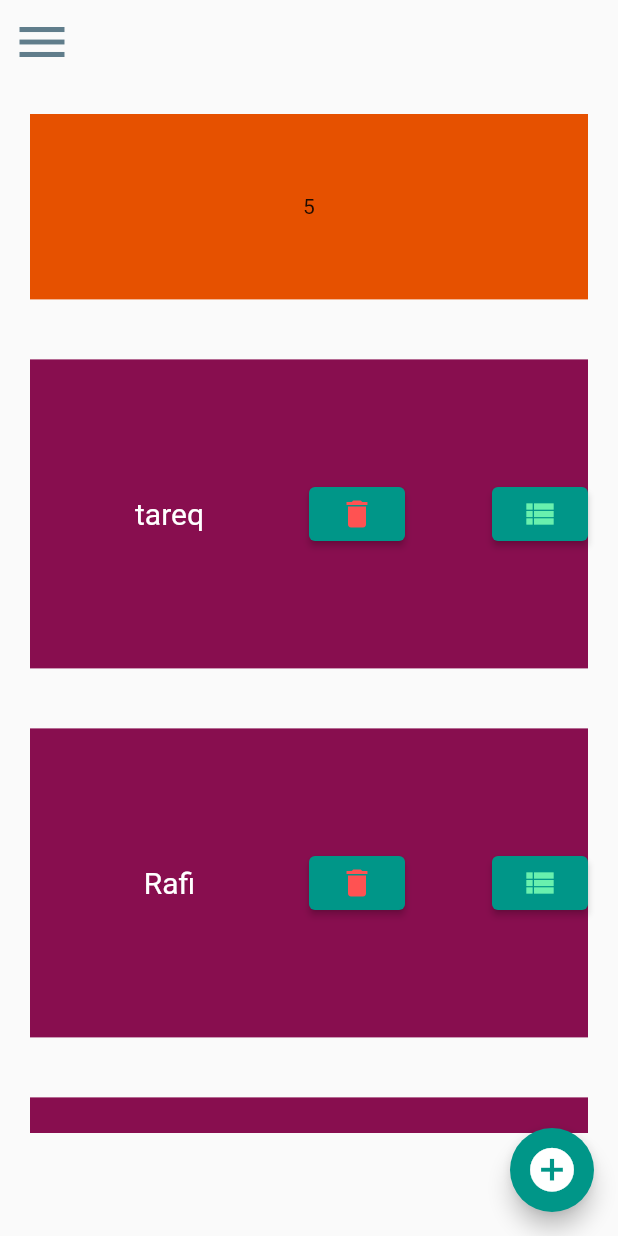
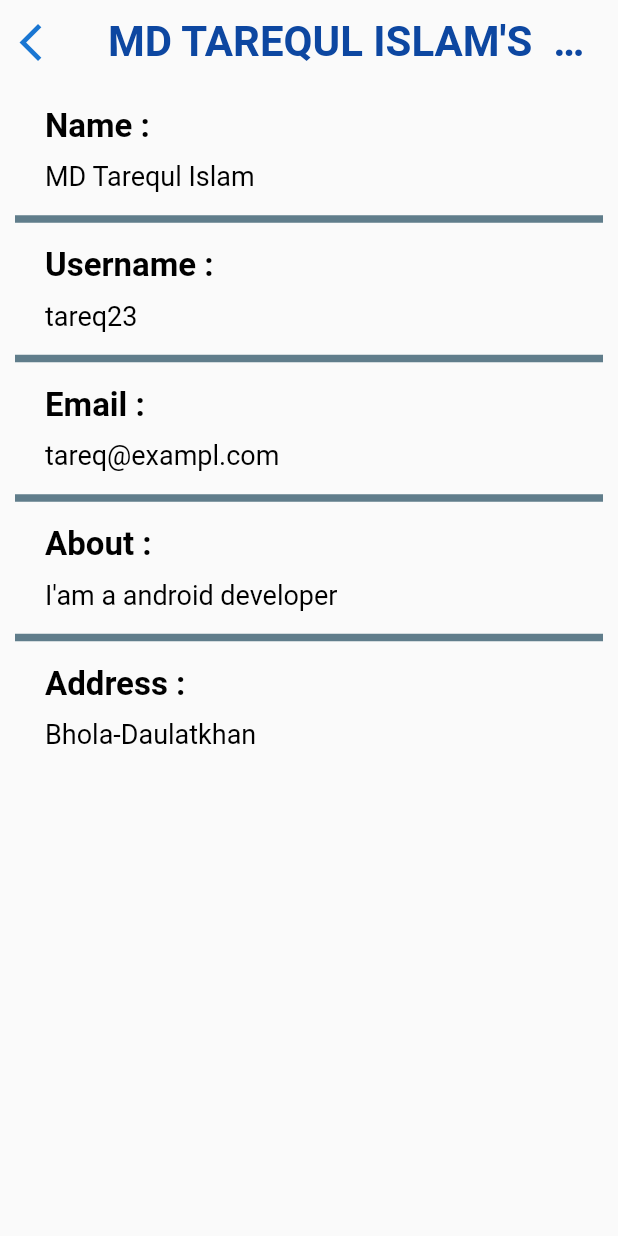
Before and after one commit to Tareq23/Flutter-TO-DO-App, a Flutter app: the screen it shows after launch, after a tap on the "view list" icon, on a phone screen of 412 x 824 dp. Run offline on Flutter 3.47's test engine with Material 2 defaults, Android fonts, the phone set to English and light mode, and no system bars.

Commit message:
add user-details page

```diff
--- a/lib/controller/user_controller.dart
+++ b/lib/controller/user_controller.dart
@@ -6,34 +6,20 @@ class UserController extends ChangeNotifier
 {
   List<UserModel> userList = [];
 
+  int? actionIndex;
 
   UserController(){
     userList.addAll([
-      UserModel("tareq", "tareq23", "tareq@exampl.com",
+      UserModel("MD Tarequl Islam", "tareq23", "tareq@exampl.com",
           "I'am a android developer", "Bhola-Daulatkhan"),
-      UserModel("Rafi", "tareq23", "tareq@exampl.com",
+      UserModel("Rafi", "Rafi233", "Rafi@exampl.com",
           "I'am a android developer", "Bhola-Daulatkhan"),
-      UserModel("Rohan", "tareq23", "tareq@exampl.com",
+      UserModel("Rohan", "Rohan3", "Rohan@exampl.com",
           "I'am a android developer", "Bhola-Daulatkhan"),
-      UserModel("sumon", "tareq23", "tareq@exampl.com",
+      UserModel("riya", "riya565", "riya@exampl.com",
           "I'am a android developer", "Bhola-Daulatkhan"),
-      UserModel("jolil", "tareq23", "tareq@exampl.com",
+      UserModel("jolil", "jolil23", "tareq@exampl.com",
           "I'am a android developer", "Bhola-Daulatkhan"),
-    ]);
-  }
-
-  void initialUser() {
-    userList.addAll([
-      // UserModel("tareq", "tareq23", "tareq@exampl.com",
-      //     "I'am a android developer", "Bhola-Daulatkhan"),
-      // UserModel("tareq", "tareq23", "tareq@exampl.com",
-      //     "I'am a android developer", "Bhola-Daulatkhan"),
-      // UserModel("tareq", "tareq23", "tareq@exampl.com",
-      //     "I'am a android developer", "Bhola-Daulatkhan"),
-      // UserModel("tareq", "tareq23", "tareq@exampl.com",
-      //     "I'am a android developer", "Bhola-Daulatkhan"),
-      // UserModel("tareq", "tareq23", "tareq@exampl.com",
-      //     "I'am a android developer", "Bhola-Daulatkhan"),
     ]);
   }
 
@@ -42,4 +28,14 @@ class UserController extends ChangeNotifier
     userList.add(userModel);
     notifyListeners();
   }
+
+  UserModel showDetails()
+  {
+    return userList[actionIndex!];
+  }
+
+  void actionIndexSet(int index) {
+    actionIndex = index;
+  }
+
 }
--- a/lib/pages/home.dart
+++ b/lib/pages/home.dart
@@ -3,6 +3,7 @@ import 'package:flutter/material.dart';
 import 'package:provider/provider.dart';
 import 'package:to_do/controller/user_controller.dart';
 import 'package:to_do/pages/form.dart';
+import 'package:to_do/pages/user_details.dart';
 
 class HomePage extends StatelessWidget {
   const HomePage({Key? key}) : super(key: key);
@@ -32,16 +33,18 @@ class _HomeAppState extends State<HomeApp> {
   @override
   Widget build(BuildContext context) {
     final providerUserList = Provider.of<UserController>(context);
-    providerUserList.initialUser();
     var size = MediaQuery.of(context).size;
     return Scaffold(
       appBar: AppBar(
         elevation: 0,
         backgroundColor: Colors.transparent,
-        leading: IconButton(
-          icon: const Icon(Icons.menu,color: Colors.blueGrey,size: 40,),
-          onPressed: (){
-          },
+        leading: Container(
+          padding: const EdgeInsets.only(left: 10),
+          child: IconButton(
+            icon: const Icon(Icons.menu,color: Colors.blueGrey,size: 40,),
+            onPressed: (){
+            },
+          ),
         ),
       ),
       floatingActionButton: FloatingActionButton(
@@ -61,9 +64,9 @@ class _HomeAppState extends State<HomeApp> {
             height: MediaQuery.of(context).size.height * 0.15,
             alignment: Alignment.center,
             // child: const Text('Current Time',style: TextStyle(color: Colors.white,fontSize: 28),),
-            child: Text(providerUserList.userList.length.toString()),
+            child: Text("Total User's   :   "+providerUserList.userList.length.toString(),style: const TextStyle(fontWeight: FontWeight.w700,fontSize: 22,color: Colors.white),),
           ),
-          Container(
+          SizedBox(
             height: size.height * 0.65,
             child: ListView.builder(
               itemCount: providerUserList.userList.length,
@@ -73,16 +76,20 @@ class _HomeAppState extends State<HomeApp> {
               itemBuilder: (context,index){
                 return Container(
                   margin: const EdgeInsets.all(20),
+                  padding: const EdgeInsets.symmetric(horizontal: 20),
+                  decoration: BoxDecoration(
+                    borderRadius: BorderRadius.circular(10),
+                    color: Colors.pink.shade900,
+                  ),
                   width: size.width * 0.6,
-                  height: size.height * 0.25,
-                  color: Colors.pink.shade900,
+                  height: size.height * 0.15,
                   child: Row(
                     mainAxisAlignment: MainAxisAlignment.spaceBetween,
                     children: [
                       Expanded(
                         child: Container(
-                            alignment: Alignment.center,
-                            child: Text(providerUserList.userList[index].name.toString(),style: const TextStyle(color: Colors.white,fontSize: 20),)
+                            alignment: Alignment.centerLeft,
+                            child: Text("${providerUserList.userList[index].name}",style: const TextStyle(color: Colors.white,fontSize: 20),)
                         ),
                       ),
                       Expanded(
@@ -91,7 +98,10 @@ class _HomeAppState extends State<HomeApp> {
                           children: [
                             ElevatedButton(onPressed: (){}, child: const Icon(Icons.delete,color: Colors.redAccent,)),
                             const SizedBox(width: 30,),
-                            ElevatedButton(onPressed: (){}, child: const Icon(Icons.view_list,color: Colors.greenAccent,)),
+                            ElevatedButton(onPressed: (){
+                              providerUserList.actionIndexSet(index);
+                              Navigator.push(context, MaterialPageRoute(builder: (context) => UserDetailsPage()));
+                            }, child: const Icon(Icons.view_list,color: Colors.greenAccent,)),
                           ],
                         )
                       ),
--- /dev/null
+++ b/lib/pages/user_details.dart
@@ -0,0 +1,115 @@
+
+import 'package:flutter/material.dart';
+import 'package:provider/provider.dart';
+import 'package:to_do/controller/user_controller.dart';
+import 'package:to_do/model/user_model.dart';
+
+class UserDetailsPage extends StatelessWidget {
+  const UserDetailsPage({Key? key}) : super(key: key);
+  @override
+  Widget build(BuildContext context) {
+    final userController = Provider.of<UserController>(context);
+    final Size mediaSize = MediaQuery.of(context).size;
+    UserModel user = userController.showDetails();
+    return MaterialApp(
+      debugShowCheckedModeBanner: false,
+      home: Scaffold(
+        appBar: AppBar(
+          elevation: 0,
+          title: Text("${user.name}'s   Info".toUpperCase(),style: TextStyle(fontSize: 28,fontWeight: FontWeight.w700,color: Colors.blue.shade900),),
+          centerTitle: true,
+          backgroundColor: Colors.transparent,
+          leading: IconButton(
+            onPressed: (){
+              Navigator.pop(context);
+            },
+            icon: Icon(Icons.arrow_back_ios,size: 30,color: Colors.blue.shade700,),
+          ),
+        ),
+        body: SizedBox(
+          width: mediaSize.width,
+          height: mediaSize.height,
+          child: Container(
+            padding: const EdgeInsets.symmetric(horizontal: 10,vertical: 5),
+            child: ListView(
+              children: [
+                Container(
+                  padding: const EdgeInsets.symmetric(horizontal: 20,vertical: 10),
+                  child: Column(
+                    crossAxisAlignment: CrossAxisAlignment.start,
+                    children: [
+                      const Text("Name : ",style: TextStyle(fontSize: 22,fontWeight: FontWeight.w700,color: Colors.black),),
+                      const SizedBox(height: 10,),
+                      Text(user.name.toString(),style: const TextStyle(fontSize: 18,fontWeight: FontWeight.w400,color: Colors.black),),
+                    ],
+                  ),
+                ),
+                const Divider(
+                  thickness: 5,
+                  color: Colors.blueGrey,
+                ),
+                Container(
+                  padding: const EdgeInsets.symmetric(horizontal: 20,vertical: 10),
+                  child: Column(
+                    crossAxisAlignment: CrossAxisAlignment.start,
+                    children: [
+                      const Text("Username : ",style: TextStyle(fontSize: 22,fontWeight: FontWeight.w700,color: Colors.black),),
+                      const SizedBox(height: 10,),
+                      Text(user.username.toString(),style: const TextStyle(fontSize: 18,fontWeight: FontWeight.w400,color: Colors.black),),
+                    ],
+                  ),
+                ),
+                const Divider(
+                  thickness: 5,
+                  color: Colors.blueGrey,
+                ),
+                Container(
+                  padding: const EdgeInsets.symmetric(horizontal: 20,vertical: 10),
+                  child: Column(
+                    crossAxisAlignment: CrossAxisAlignment.start,
+                    children: [
+                      const Text("Email : ",style: TextStyle(fontSize: 22,fontWeight: FontWeight.w700,color: Colors.black),),
+                      const SizedBox(height: 10,),
+                      Text(user.email.toString(),style: const TextStyle(fontSize: 18,fontWeight: FontWeight.w400,color: Colors.black),),
+                    ],
+                  ),
+                ),
+                const Divider(
+                  thickness: 5,
+                  color: Colors.blueGrey,
+                ),
+                Container(
+                  padding: const EdgeInsets.symmetric(horizontal: 20,vertical: 10),
+                  child: Column(
+                    crossAxisAlignment: CrossAxisAlignment.start,
+                    children: [
+                      const Text("About : ",style: TextStyle(fontSize: 22,fontWeight: FontWeight.w700,color: Colors.black),),
+                      const SizedBox(height: 10,),
+                      Text(user.description.toString(),style: const TextStyle(fontSize: 18,fontWeight: FontWeight.w400,color: Colors.black),),
+                      // Text(user.username.toString(),style: const TextStyle(fontSize: 18,fontWeight: FontWeight.w400,color: Colors.black),),
+                    ],
+                  ),
+                ),
+                const Divider(
+                  thickness: 5,
+                  color: Colors.blueGrey,
+                ),
+                Container(
+                  padding: const EdgeInsets.symmetric(horizontal: 20,vertical: 10),
+                  child: Column(
+                    crossAxisAlignment: CrossAxisAlignment.start,
+                    children: [
+                      const Text("Address : ",style: TextStyle(fontSize: 22,fontWeight: FontWeight.w700,color: Colors.black),),
+                      const SizedBox(height: 10,),
+                      Text(user.address.toString(),style: const TextStyle(fontSize: 18,fontWeight: FontWeight.w400,color: Colors.black),),
+                    ],
+                  ),
+                ),
+              ],
+            ),
+          ),
+        ),
+      ),
+    );
+  }
+}
```
